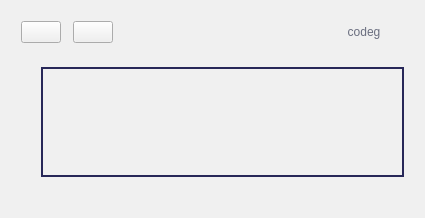
This is src/Ui/AppWindow.ui in NikolayRag/codeg as Qt 5 draws it before an edit. The edited form follows.
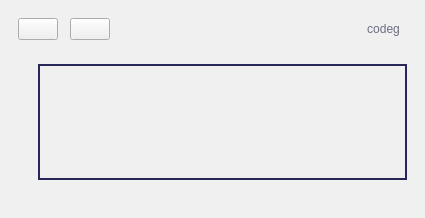
This is the edited form. Icons and pictures are not drawn.

What changed in the file:
```diff
--- a/src/Ui/AppWindow.ui
+++ b/src/Ui/AppWindow.ui
@@ -36,18 +36,6 @@
        <string notr="true">color: rgb(160,160,220);</string>
       </property>
       <layout class="QVBoxLayout" name="verticalLayout_2">
-       <property name="leftMargin">
-        <number>12</number>
-       </property>
-       <property name="topMargin">
-        <number>12</number>
-       </property>
-       <property name="rightMargin">
-        <number>12</number>
-       </property>
-       <property name="bottomMargin">
-        <number>12</number>
-       </property>
        <item>
         <widget class="QFrame" name="frameCaption">
          <property name="styleSheet">
@@ -105,17 +93,11 @@
            </spacer>
           </item>
           <item>
-           <widget class="QPushButton" name="btnCaption">
-            <property name="sizePolicy">
-             <sizepolicy hsizetype="Minimum" vsizetype="Fixed">
-              <horstretch>0</horstretch>
-              <verstretch>0</verstretch>
-             </sizepolicy>
-            </property>
+           <widget class="QToolButton" name="btnCaption">
             <property name="text">
              <string>codeg</string>
             </property>
-            <property name="flat">
+            <property name="autoRaise">
              <bool>true</bool>
             </property>
            </widget>
```
